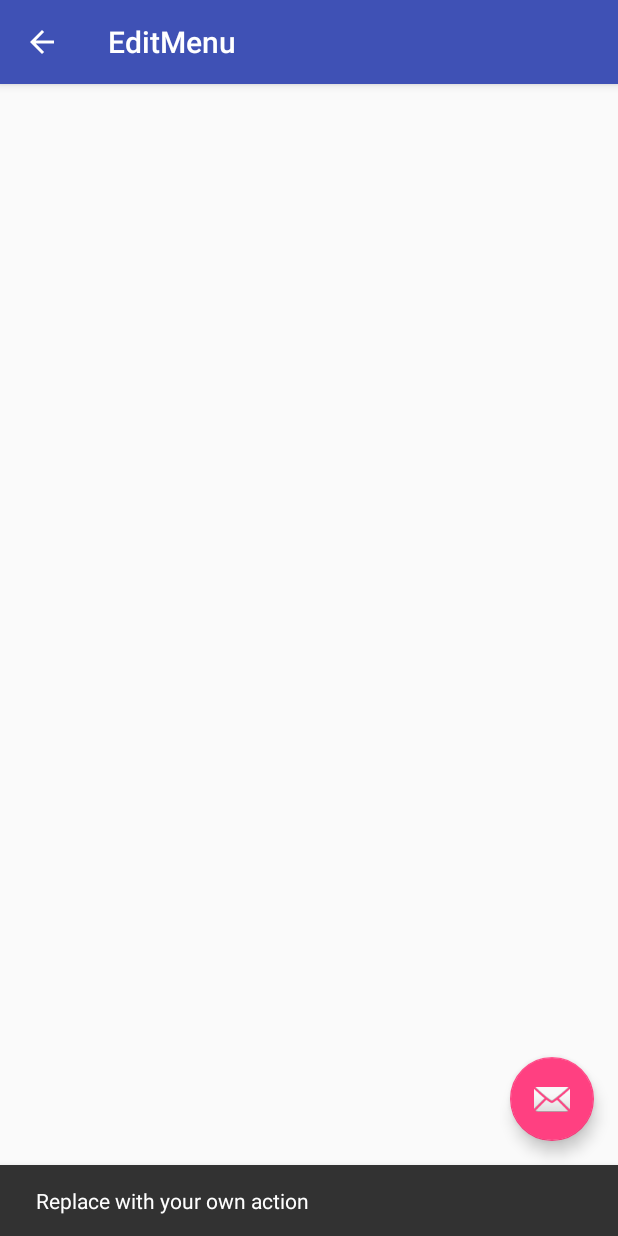
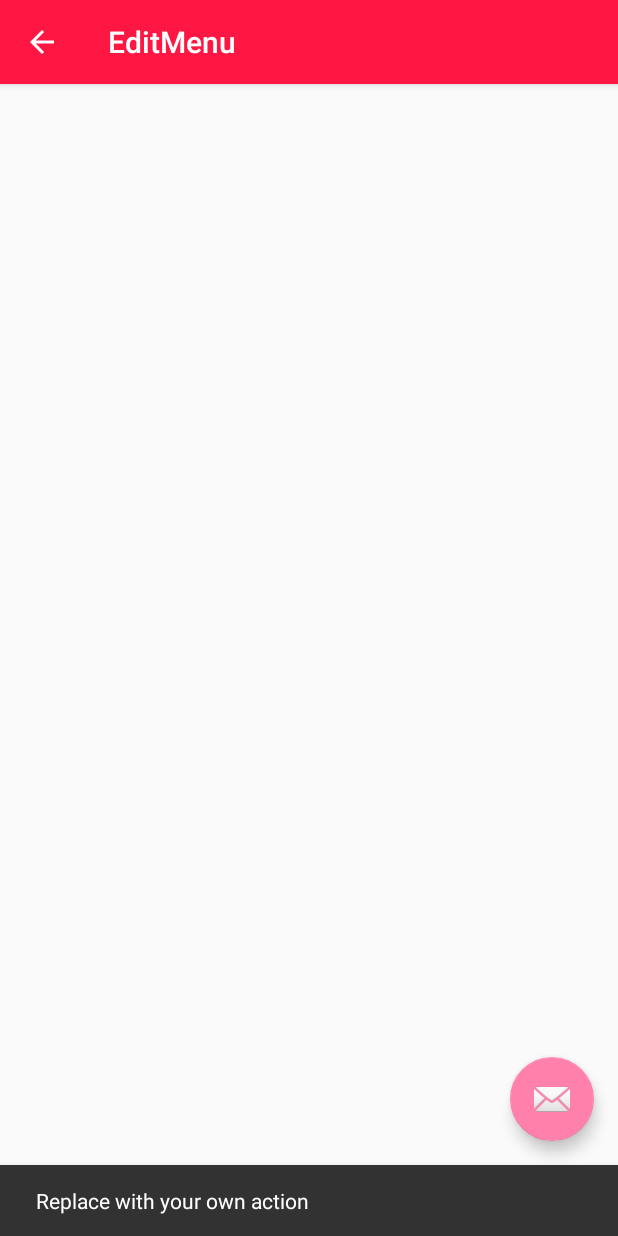
Before and after one commit to takirala/FeedMe, an Android app: the EditMenu screen opened directly, with no data from a screen before it, after a tap on an icon or button, on a phone screen of 412 x 824 dp. Run offline under Robolectric (Android 15) with nearby library versions, the phone set to English and light mode, and no system bars.

Commit message:
missed files added

```diff
--- a/app/src/main/res/values-w820dp/dimens.xml
+++ b/app/src/main/res/values-w820dp/dimens.xml
@@ -3,4 +3,5 @@
          (such as screen margins) for screens with more than 820dp of available width. This
          would include 7" and 10" devices in landscape (~960dp and ~1280dp respectively). -->
     <dimen name="activity_horizontal_margin">64dp</dimen>
+    <dimen name="activity_vertical_margin">16dp</dimen>
 </resources>
--- a/app/src/main/res/values/colors.xml
+++ b/app/src/main/res/values/colors.xml
@@ -1,6 +1,13 @@
 <?xml version="1.0" encoding="utf-8"?>
 <resources>
-    <color name="colorPrimary">#3F51B5</color>
+    <!--<color name="colorPrimary">#3F51B5</color>
     <color name="colorPrimaryDark">#303F9F</color>
-    <color name="colorAccent">#FF4081</color>
+    <color name="colorAccent">#FF4081</color>-->
+
+    <color name="colorPrimary">#FF1744</color>
+    <color name="colorPrimaryDark">#D50000</color>
+    <color name="textColorPrimary">#FFFFFF</color>
+    <color name="windowBackground">#FFFFFF</color>
+    <color name="navigationBarColor">#000000</color>
+    <color name="colorAccent">#FF80AB</color>
 </resources>
```
